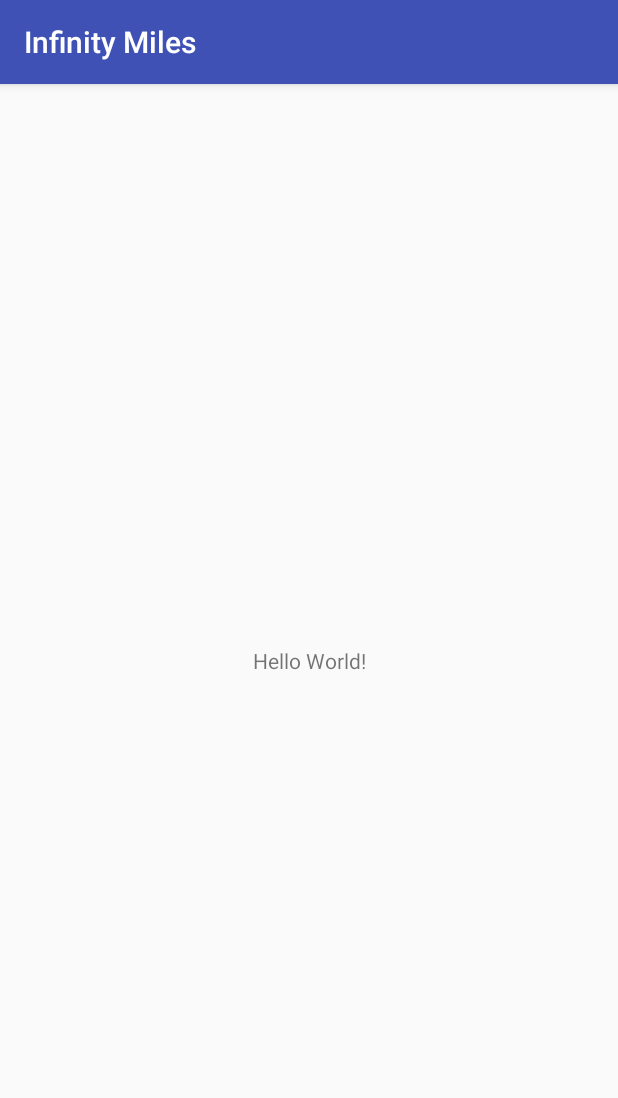
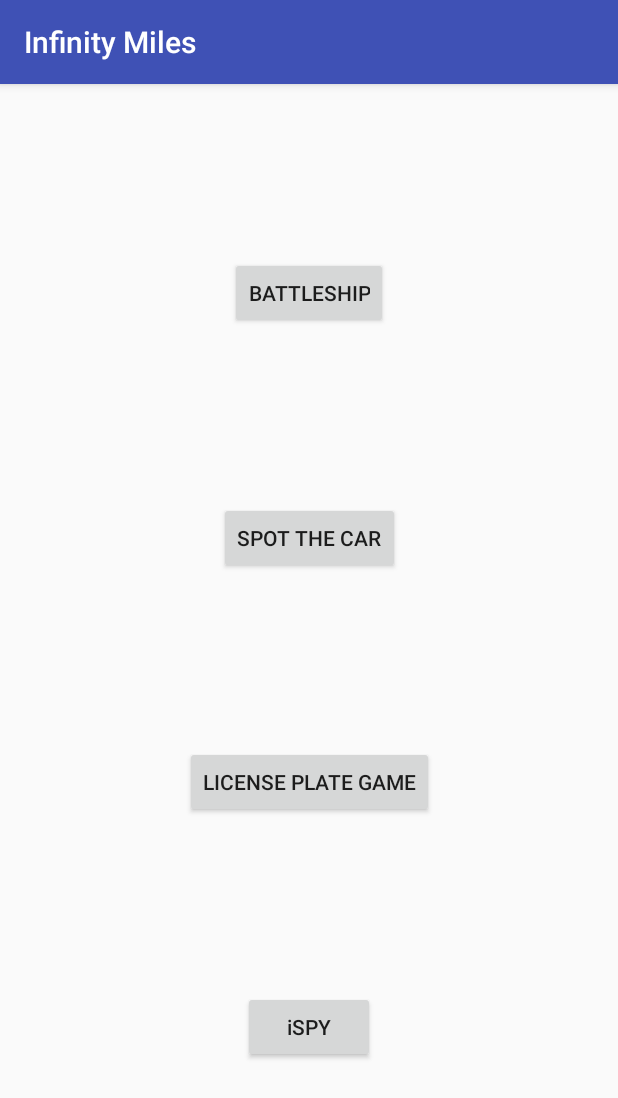
Before and after one commit to aawhitfield/InfinityMiles, an Android app: the screen it shows after launch (MainActivity), on a phone screen of 412 x 824 dp. Shown: the top 1098 px of the screen. Run offline under Robolectric (Android 15) with nearby library versions, the phone set to English and light mode, and no system bars.

Commit message:
main menu

```diff
--- a/app/src/main/AndroidManifest.xml
+++ b/app/src/main/AndroidManifest.xml
@@ -16,6 +16,7 @@
                 <category android:name="android.intent.category.LAUNCHER" />
             </intent-filter>
         </activity>
+        <activity android:name=".BattleshipActivity"></activity>
     </application>
 
 </manifest>
--- /dev/null
+++ b/app/src/main/java/com/infinitylabs/infinitymiles/BattleshipActivity.java
@@ -0,0 +1,13 @@
+package com.infinitylabs.infinitymiles;
+
+import android.support.v7.app.AppCompatActivity;
+import android.os.Bundle;
+
+public class BattleshipActivity extends AppCompatActivity {
+
+    @Override
+    protected void onCreate(Bundle savedInstanceState) {
+        super.onCreate(savedInstanceState);
+        setContentView(R.layout.activity_battleship);
+    }
+}
--- a/app/src/main/java/com/infinitylabs/infinitymiles/MainActivity.java
+++ b/app/src/main/java/com/infinitylabs/infinitymiles/MainActivity.java
@@ -1,9 +1,17 @@
 package com.infinitylabs.infinitymiles;
 
+import android.content.Intent;
 import android.support.v7.app.AppCompatActivity;
 import android.os.Bundle;
+import android.view.View;
 
 public class MainActivity extends AppCompatActivity {
+
+    public void playBattleship(View view)
+    {
+        Intent battleshipIntent = new Intent(this, BattleshipActivity.class);
+        startActivity(battleshipIntent);
+    }
 
     @Override
     protected void onCreate(Bundle savedInstanceState) {
--- /dev/null
+++ b/app/src/main/res/layout/activity_battleship.xml
@@ -0,0 +1,9 @@
+<?xml version="1.0" encoding="utf-8"?>
+<android.support.constraint.ConstraintLayout xmlns:android="http://schemas.android.com/apk/res/android"
+    xmlns:app="http://schemas.android.com/apk/res-auto"
+    xmlns:tools="http://schemas.android.com/tools"
+    android:layout_width="match_parent"
+    android:layout_height="match_parent"
+    tools:context="com.infinitylabs.infinitymiles.BattleshipActivity">
+
+</android.support.constraint.ConstraintLayout>
--- a/app/src/main/res/layout/activity_main.xml
+++ b/app/src/main/res/layout/activity_main.xml
@@ -6,13 +6,50 @@
     android:layout_height="match_parent"
     tools:context="com.infinitylabs.infinitymiles.MainActivity">
 
-    <TextView
+    <Button
+        android:id="@+id/BattleshipButton"
         android:layout_width="wrap_content"
         android:layout_height="wrap_content"
-        android:text="Hello World!"
-        app:layout_constraintBottom_toBottomOf="parent"
-        app:layout_constraintLeft_toLeftOf="parent"
-        app:layout_constraintRight_toRightOf="parent"
+        android:onClick="playBattleship"
+        android:text="@string/buttonBattleship"
+        app:layout_constraintBottom_toTopOf="@+id/SpotTheCarButton"
+        app:layout_constraintEnd_toEndOf="parent"
+        app:layout_constraintHorizontal_bias="0.5"
+        app:layout_constraintStart_toStartOf="parent"
         app:layout_constraintTop_toTopOf="parent" />
 
+    <Button
+        android:id="@+id/LicensePlateButton"
+        android:layout_width="wrap_content"
+        android:layout_height="wrap_content"
+        android:text="@string/buttonLicensePlate"
+        app:layout_constraintBottom_toTopOf="@+id/iSpyButton"
+        app:layout_constraintEnd_toEndOf="parent"
+        app:layout_constraintHorizontal_bias="0.5"
+        app:layout_constraintStart_toStartOf="parent"
+        app:layout_constraintTop_toBottomOf="@+id/SpotTheCarButton" />
+
+    <Button
+        android:id="@+id/SpotTheCarButton"
+        android:layout_width="wrap_content"
+        android:layout_height="wrap_content"
+        android:text="@string/buttonSpotTheCar"
+        app:layout_constraintBottom_toTopOf="@+id/LicensePlateButton"
+        app:layout_constraintEnd_toEndOf="parent"
+        app:layout_constraintHorizontal_bias="0.5"
+        app:layout_constraintStart_toStartOf="parent"
+        app:layout_constraintTop_toBottomOf="@+id/BattleshipButton" />
+
+    <Button
+        android:id="@+id/iSpyButton"
+        android:layout_width="wrap_content"
+        android:layout_height="wrap_content"
+        android:text="@string/buttoniSpy"
+        android:textAppearance="@style/TextAppearance.AppCompat.Body2"
+        app:layout_constraintBottom_toBottomOf="parent"
+        app:layout_constraintEnd_toEndOf="parent"
+        app:layout_constraintHorizontal_bias="0.5"
+        app:layout_constraintStart_toStartOf="parent"
+        app:layout_constraintTop_toBottomOf="@+id/LicensePlateButton" />
+
 </android.support.constraint.ConstraintLayout>
--- a/app/src/main/res/values/strings.xml
+++ b/app/src/main/res/values/strings.xml
@@ -1,3 +1,7 @@
 <resources>
     <string name="app_name">Infinity Miles</string>
+    <string name="buttonBattleship">Battleship</string>
+    <string name="buttoniSpy">iSPY</string>
+    <string name="buttonSpotTheCar">Spot the Car</string>
+    <string name="buttonLicensePlate">License Plate Game</string>
 </resources>
```
